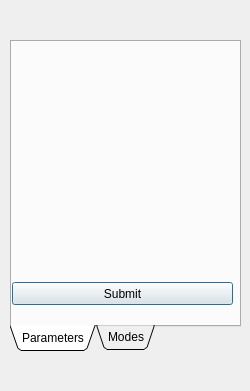
Anujg935/OMChemSimGUI, file dockWidget.ui: the form before one commit.
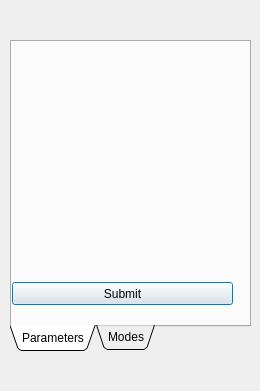
The form after the commit.

```diff
--- a/dockWidget.ui
+++ b/dockWidget.ui
@@ -6,12 +6,12 @@
    <rect>
     <x>0</x>
     <y>0</y>
-    <width>250</width>
+    <width>260</width>
     <height>391</height>
    </rect>
   </property>
   <property name="sizePolicy">
-   <sizepolicy hsizetype="Minimum" vsizetype="Fixed">
+   <sizepolicy hsizetype="Expanding" vsizetype="Expanding">
     <horstretch>0</horstretch>
     <verstretch>0</verstretch>
    </sizepolicy>
@@ -24,8 +24,8 @@
   </property>
   <property name="maximumSize">
    <size>
-    <width>250</width>
-    <height>600</height>
+    <width>34567</width>
+    <height>12345</height>
    </size>
   </property>
   <property name="windowTitle">
@@ -36,7 +36,7 @@
     <rect>
      <x>10</x>
      <y>40</y>
-     <width>231</width>
+     <width>241</width>
      <height>311</height>
     </rect>
    </property>
@@ -97,7 +97,7 @@
      </property>
     </widget>
    </widget>
-   <widget class="QWidget" name="" native="true">
+   <widget class="QWidget" name="widget">
     <attribute name="title">
      <string>Modes</string>
     </attribute>
```
Left out of the diff: 4 changed lines with no effect on the pictures.
